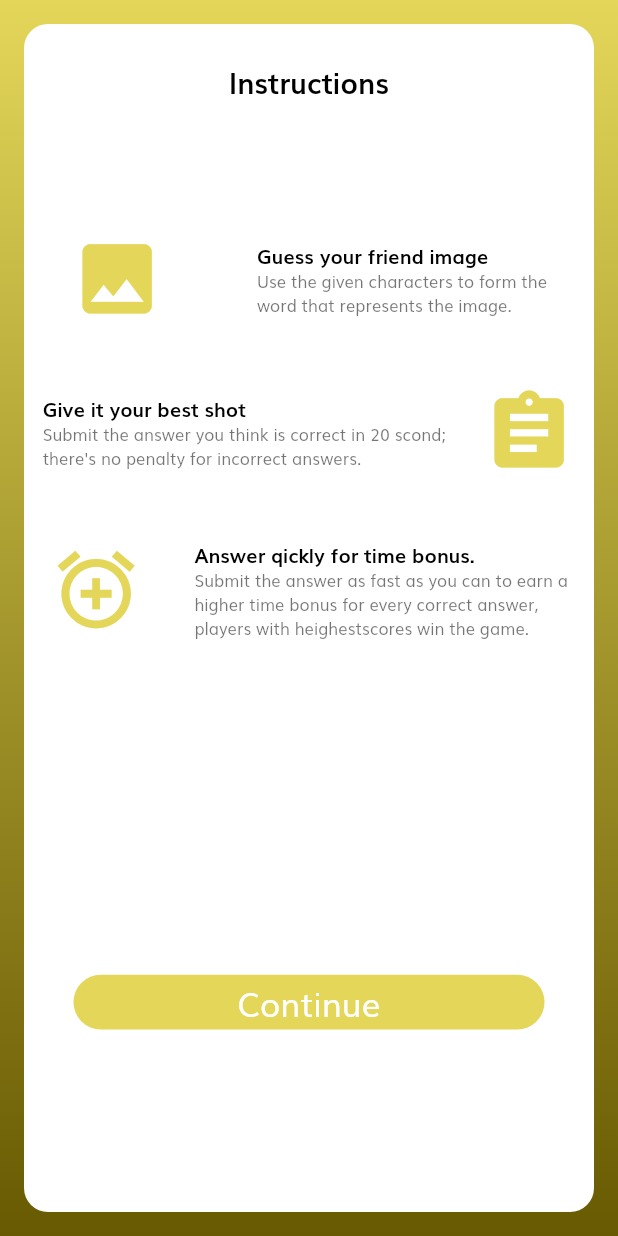
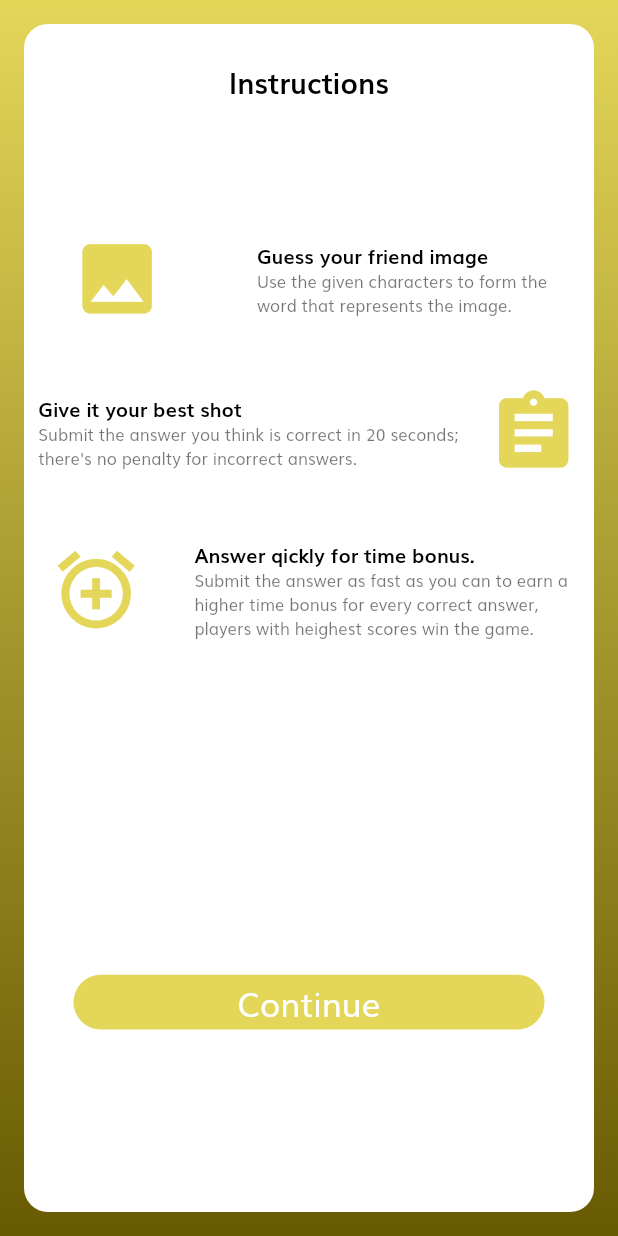
Before and after one commit to laxminarayan1998/scramble_game, a Flutter app: the screen it shows after launch, on a phone screen of 412 x 824 dp. Run offline on Flutter 3.47's test engine with Material 2 defaults, Android fonts, the phone set to English and light mode, and no system bars; our stand-ins replace auto_size_text; missing offline and left inert: autocomplete_textfield.

Commit message:
final done

```diff
--- a/lib/screens/Login/login_page.dart
+++ b/lib/screens/Login/login_page.dart
@@ -57,14 +57,14 @@ class LoginPage extends StatelessWidget {
                         icon: Icons.assignment,
                         title: 'Give it your best shot',
                         description:
-                            'Submit the answer you think is correct in 20 scond;\nthere\'s no penalty for incorrect answers.',
+                            'Submit the answer you think is correct in 20 seconds;\nthere\'s no penalty for incorrect answers.',
                         textDirection: TextDirection.rtl,
                       ),
                       InstructionCard(
                         icon: Icons.alarm_add,
                         title: 'Answer qickly for time bonus.',
                         description:
-                            'Submit the answer as fast as you can to earn a\nhigher time bonus for every correct answer,\nplayers with heighestscores win the game.',
+                            'Submit the answer as fast as you can to earn a\nhigher time bonus for every correct answer,\nplayers with heighest scores win the game.',
                         textDirection: TextDirection.ltr,
                       )
                     ],
--- a/lib/screens/registration_no/registration_screen.dart
+++ b/lib/screens/registration_no/registration_screen.dart
@@ -151,6 +151,7 @@ class _RegistrationScreenState extends State<RegistrationScreen> {
       width: SizeConfig.screenWidth * 0.7,
       child: searchTextField = AutoCompleteTextField<User>(
         controller: searchIdText,
+        keyboardType: TextInputType.number,
         decoration: InputDecoration(
           // errorText: isUserNameValidate ? 'Please enter a Username' : null,
           hintText: "e.g, 1701211###",
--- a/lib/screens/splash/splash_screen.dart
+++ b/lib/screens/splash/splash_screen.dart
@@ -33,8 +33,14 @@ class _SplashScreenState extends State<SplashScreen> {
         child: Column(
           mainAxisAlignment: MainAxisAlignment.center,
           children: [
+            Spacer(),
             SplashImage(imagePath: imagePath),
             SplashSubTitle(),
+            Spacer(),
+            Image.asset(
+              'assets/icons/nryn.png',
+              scale: 5,
+            ),
           ],
         ),
       ),
```
Also changed, not shown: lib/screens/result_page/result_page.dart (+11 -2 lines), assets/icons/nryn.png (added), 4 other files.
